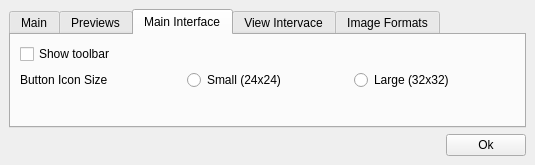
onto/effy, file settingswindow.ui: the form before one commit.
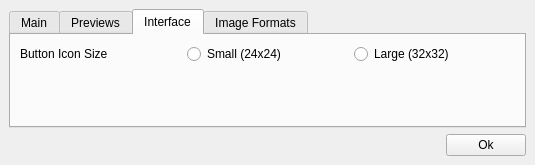
The form after the commit. The open tabs and pages were chosen to show the change.

```diff
--- a/settingswindow.ui
+++ b/settingswindow.ui
@@ -213,33 +213,26 @@
         </widget>
         <widget class="QWidget" name="tab_4">
          <attribute name="title">
-          <string>Main Interface</string>
+          <string>Interface</string>
          </attribute>
          <layout class="QGridLayout" name="gridLayout_5">
           <item row="3" column="0">
            <layout class="QGridLayout" name="gridLayout_8">
-            <item row="0" column="0">
-             <widget class="QCheckBox" name="toolbarBox">
-              <property name="text">
-               <string>Show toolbar</string>
-              </property>
-             </widget>
-            </item>
-            <item row="1" column="2">
+            <item row="0" column="2">
              <widget class="QRadioButton" name="radioButton_2">
               <property name="text">
                <string>Large (32x32)</string>
               </property>
              </widget>
             </item>
-            <item row="1" column="0">
+            <item row="0" column="0">
              <widget class="QLabel" name="label">
               <property name="text">
                <string>Button Icon Size</string>
               </property>
              </widget>
             </item>
-            <item row="1" column="1">
+            <item row="0" column="1">
              <widget class="QRadioButton" name="radioButton">
               <property name="text">
                <string>Small (24x24)</string>
@@ -263,11 +256,6 @@
           </item>
          </layout>
         </widget>
-        <widget class="QWidget" name="tab_5">
-         <attribute name="title">
-          <string>View Intervace</string>
-         </attribute>
-        </widget>
         <widget class="QWidget" name="tab_3">
          <attribute name="title">
           <string>Image Formats</string>
```
Left out of the diff: 2 changed lines with no effect on the pictures.
